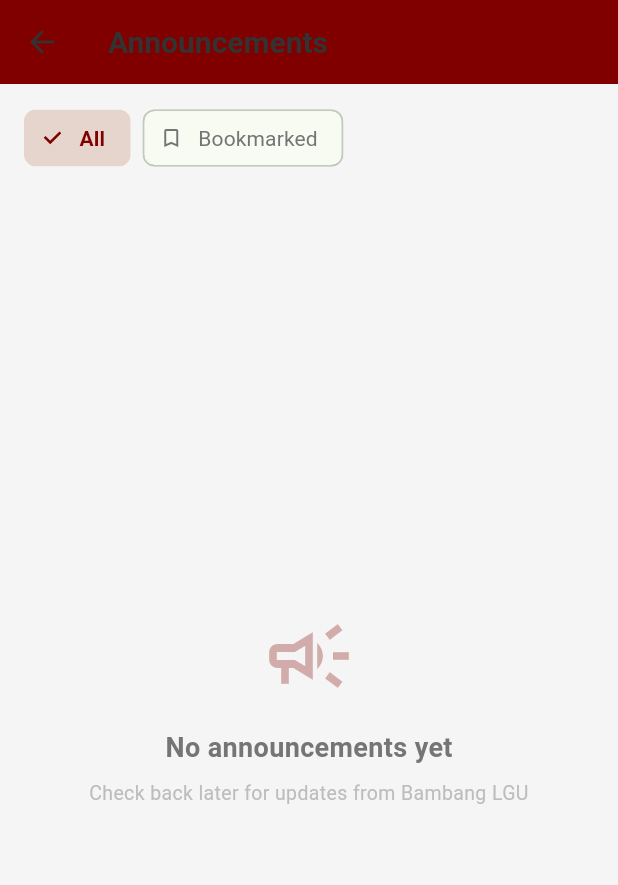
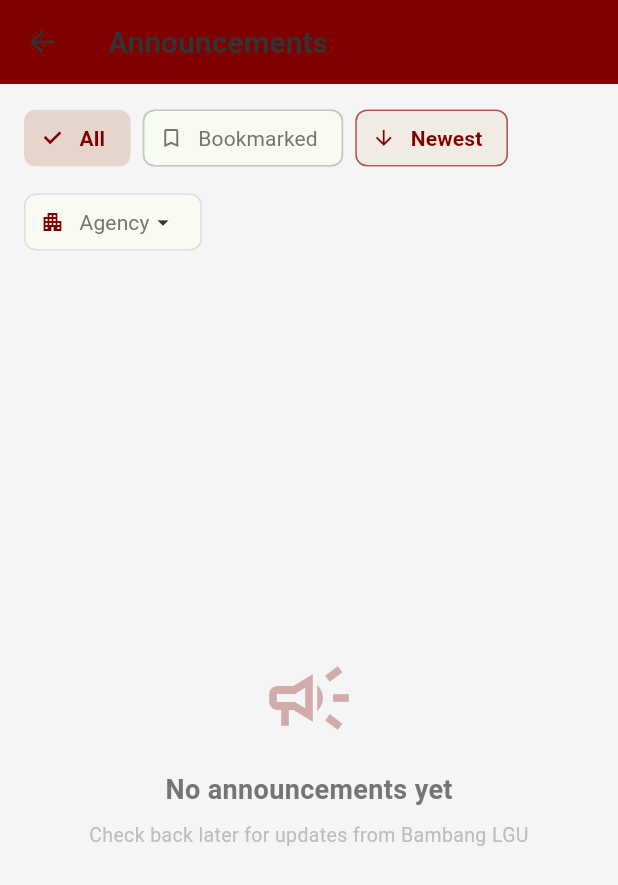
Before and after one commit to Project-Vizcaya/One-Vizcaya, a Flutter app: the AnnouncementsScreen screen opened by its route, on a phone screen of 412 x 824 dp. Shown: the top 885 px of the screen. Run offline on Flutter 3.47's test engine with Material 3 defaults, Android fonts, the phone set to English and light mode, and no system bars; our stand-ins replace app_links, cloud_firestore, firebase_auth, firebase_core, firebase_messaging, firebase_storage and 13 more; missing offline and left inert: firebase_app_check, mobile_scanner; accounts and stored records are empty; generated files the repository leaves out were written again.

Commit message:
Add sort (newest/oldest) and agency filters to Announcements
Citizens can now sort announcements newest- or oldest-first and filter by
the posting agency, in addition to the existing All/Bookmarked filters.
Agencies are derived from the announcement feed's postedBy values; the
selection resets gracefully if the chosen agency leaves the feed.

```diff
--- a/one_vizcaya/lib/presentation/screens/announcements_screen.dart
+++ b/one_vizcaya/lib/presentation/screens/announcements_screen.dart
@@ -55,6 +55,9 @@ class _AnnouncementsList extends StatefulWidget {
 class _AnnouncementsListState extends State<_AnnouncementsList> {
   Set<String> _bookmarkedIds = {};
   bool _showBookmarked = false;
+  bool _newestFirst = true;
+  // null = all agencies; otherwise the selected "postedBy" agency name.
+  String? _agencyFilter;
 
   static const String _prefsKey = 'bookmarked_announcements';
 
@@ -147,10 +150,34 @@ class _AnnouncementsListState extends State<_AnnouncementsList> {
           return muni == widget.municipality || muni == 'All';
         }).toList();
 
-        // Apply bookmark filter if active
-        final docs = _showBookmarked
-            ? allDocs.where((d) => _bookmarkedIds.contains(d.id)).toList()
-            : allDocs;
+        // Distinct agencies (postedBy) for the agency filter dropdown.
+        final agencies = allDocs
+            .map((d) =>
+                (d.data() as Map<String, dynamic>)['postedBy'] as String? ??
+                'LGU')
+            .toSet()
+            .toList()
+          ..sort();
+
+        // If the selected agency no longer exists in the feed, reset it.
+        if (_agencyFilter != null && !agencies.contains(_agencyFilter)) {
+          _agencyFilter = null;
+        }
+
+        // Apply bookmark + agency filters
+        var docs = allDocs.where((d) {
+          if (_showBookmarked && !_bookmarkedIds.contains(d.id)) return false;
+          if (_agencyFilter != null) {
+            final by = (d.data() as Map<String, dynamic>)['postedBy']
+                    as String? ??
+                'LGU';
+            if (by != _agencyFilter) return false;
+          }
+          return true;
+        }).toList();
+
+        // The stream is newest-first; reverse for oldest-first.
+        if (!_newestFirst) docs = docs.reversed.toList();
 
         return RefreshIndicator(
           color: Colors.green,
@@ -165,6 +192,8 @@ class _AnnouncementsListState extends State<_AnnouncementsList> {
                       const EdgeInsets.fromLTRB(16, 12, 16, 4),
                   child: Wrap(
                     spacing: 8,
+                    runSpacing: 8,
+                    crossAxisAlignment: WrapCrossAlignment.center,
                     children: [
                       FilterChip(
                         label: Text(AppStrings.get('filterAll')),
@@ -208,6 +237,94 @@ class _AnnouncementsListState extends State<_AnnouncementsList> {
                           fontWeight: _showBookmarked
                               ? FontWeight.w600
                               : FontWeight.normal,
+                        ),
+                      ),
+                      // ── Sort: newest / oldest ──
+                      ActionChip(
+                        avatar: Icon(
+                          _newestFirst
+                              ? Icons.arrow_downward
+                              : Icons.arrow_upward,
+                          size: 16,
+                          color: widget.lguColor,
+                        ),
+                        label: Text(_newestFirst ? 'Newest' : 'Oldest'),
+                        labelStyle: TextStyle(
+                          color: widget.lguColor,
+                          fontWeight: FontWeight.w600,
+                        ),
+                        side: BorderSide(
+                            color: widget.lguColor.withValues(alpha: 0.4)),
+                        backgroundColor:
+                            widget.lguColor.withValues(alpha: 0.06),
+                        onPressed: () =>
+                            setState(() => _newestFirst = !_newestFirst),
+                      ),
+                      // ── Agency filter ──
+                      PopupMenuButton<String?>(
+                        tooltip: 'Filter by agency',
+                        onSelected: (v) => setState(() => _agencyFilter = v),
+                        itemBuilder: (ctx) => [
+                          PopupMenuItem<String?>(
+                            value: null,
+                            child: Row(
+                              children: [
+                                Icon(Icons.done,
+                                    size: 16,
+                                    color: _agencyFilter == null
+                                        ? widget.lguColor
+                                        : Colors.transparent),
+                                const SizedBox(width: 8),
+                                const Text('All Agencies'),
+                              ],
+                            ),
+                          ),
+                          ...agencies.map((a) => PopupMenuItem<String?>(
+                                value: a,
+                                child: Row(
+                                  children: [
+                                    Icon(Icons.done,
+                                        size: 16,
+                                        color: _agencyFilter == a
+                                            ? widget.lguColor
+                                            : Colors.transparent),
+                                    const SizedBox(width: 8),
+                                    Flexible(child: Text(a)),
+                                  ],
+                                ),
+                              )),
+                        ],
+                        child: Chip(
+                          avatar: Icon(Icons.apartment,
+                              size: 16, color: widget.lguColor),
+                          label: Row(
+                            mainAxisSize: MainAxisSize.min,
+                            children: [
+                              Text(
+                                _agencyFilter == null
+                                    ? 'Agency'
+                                    : (_agencyFilter!.length > 18
+                                        ? '${_agencyFilter!.substring(0, 18)}…'
+                                        : _agencyFilter!),
+                              ),
+                              const Icon(Icons.arrow_drop_down, size: 18),
+                            ],
+                          ),
+                          labelStyle: TextStyle(
+                            color: _agencyFilter == null
+                                ? Colors.grey.shade600
+                                : widget.lguColor,
+                            fontWeight: _agencyFilter == null
+                                ? FontWeight.normal
+                                : FontWeight.w600,
+                          ),
+                          side: BorderSide(
+                              color: _agencyFilter == null
+                                  ? Colors.grey.shade300
+                                  : widget.lguColor.withValues(alpha: 0.4)),
+                          backgroundColor: _agencyFilter == null
+                              ? null
+                              : widget.lguColor.withValues(alpha: 0.06),
                         ),
                       ),
                     ],
```
